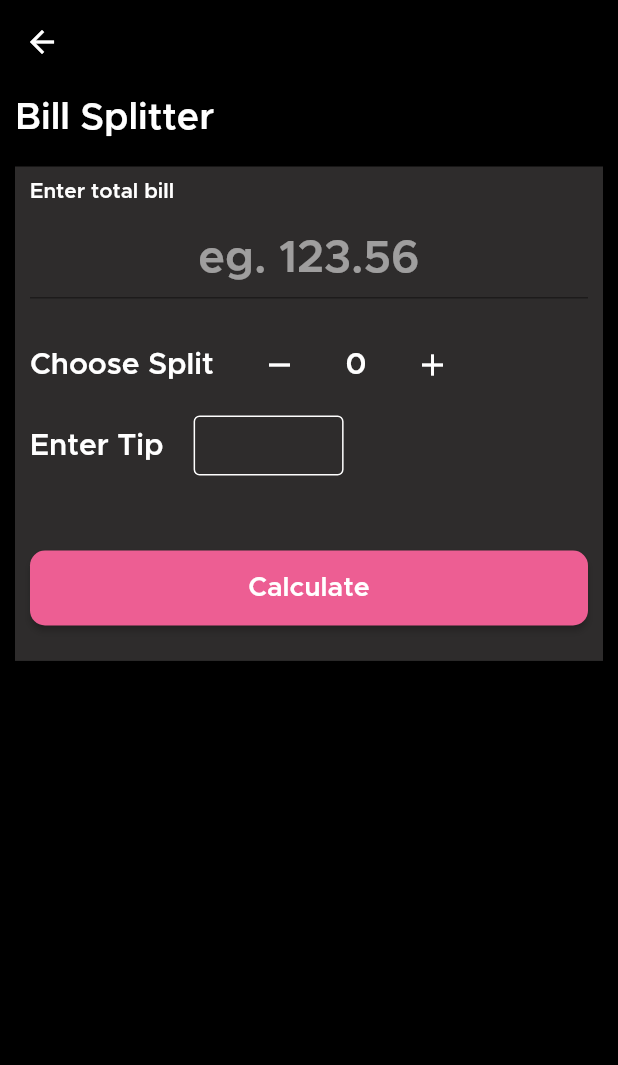
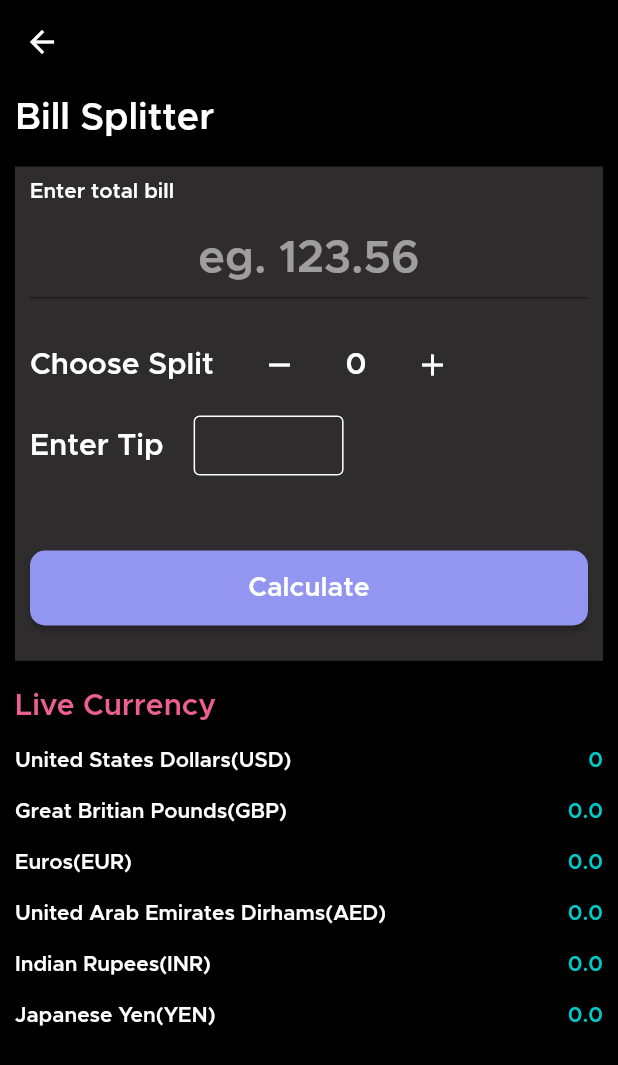
Before and after one commit to ameysunu/finmanager, a Flutter app: the Split screen opened directly, on a phone screen of 412 x 824 dp. Shown: the top 1065 px of the screen. Run offline on Flutter 3.47's test engine with Material 2 defaults, Android fonts, the phone set to English and light mode, and no system bars; our stand-ins replace firebase_auth, firebase_core, google_sign_in, hexcolor; accounts and stored records are empty.

Commit message:
ui changes

```diff
--- a/lib/pages/split.dart
+++ b/lib/pages/split.dart
@@ -1,5 +1,3 @@
-import 'dart:ffi';
-
 import 'package:flutter/material.dart';
 import 'package:hexcolor/hexcolor.dart';
 
@@ -8,6 +6,11 @@ final tipController = TextEditingController();
 
 int calc = 0;
 int counter = 0;
+double gbp = 0;
+double inr = 0;
+double eur = 0;
+double aed = 0;
+double yen = 0;
 
 class Split extends StatefulWidget {
   @override
@@ -19,6 +22,16 @@ class _SplitState extends State<Split> {
     setState(() => calc);
     var bill = double.parse(billController.text);
     calc = bill ~/ counter;
+  }
+
+  void currChange() {
+    setState(() {
+      gbp = calc * 0.77;
+      inr = calc * 73.44;
+      eur = calc * 0.85;
+      aed = calc * 3.67;
+      yen = calc * 105.39;
+    });
   }
 
   void increment() {
@@ -186,7 +199,7 @@ class _SplitState extends State<Split> {
                         Padding(
                           padding: const EdgeInsets.fromLTRB(10.0, 50, 10, 10),
                           child: RaisedButton(
-                            color: HexColor('#ED5E93'),
+                            color: HexColor('#9296F0'),
                             child: Container(
                               height: 50,
                               child: Row(
@@ -207,12 +220,137 @@ class _SplitState extends State<Split> {
                             ),
                             onPressed: () {
                               billCalc();
+                              currChange();
                               _popup(context);
                             },
                           ),
                         ),
                       ],
                     ),
+                  ),
+                ),
+                Padding(
+                  padding: const EdgeInsets.all(10.0),
+                  child: Text(
+                    "Live Currency",
+                    style: TextStyle(
+                        color: HexColor('#ED5E93'),
+                        fontFamily: 'Metropolis',
+                        fontSize: 20),
+                  ),
+                ),
+                Padding(
+                  padding: const EdgeInsets.all(10.0),
+                  child: Row(
+                    mainAxisAlignment: MainAxisAlignment.spaceBetween,
+                    children: [
+                      Text(
+                        "United States Dollars(USD)",
+                        style: TextStyle(
+                            color: Colors.white, fontFamily: 'Metropolis'),
+                      ),
+                      Text(
+                        calc.toString(),
+                        style: TextStyle(
+                            color: HexColor('#00C9C8'),
+                            fontFamily: 'Metropolis'),
+                      )
+                    ],
+                  ),
+                ),
+                Padding(
+                  padding: const EdgeInsets.all(10.0),
+                  child: Row(
+                    mainAxisAlignment: MainAxisAlignment.spaceBetween,
+                    children: [
+                      Text(
+                        "Great Britian Pounds(GBP)",
+                        style: TextStyle(
+                            color: Colors.white, fontFamily: 'Metropolis'),
+                      ),
+                      Text(
+                        gbp.toString(),
+                        style: TextStyle(
+                            color: HexColor('#00C9C8'),
+                            fontFamily: 'Metropolis'),
+                      )
+                    ],
+                  ),
+                ),
+                Padding(
+                  padding: const EdgeInsets.all(10.0),
+                  child: Row(
+                    mainAxisAlignment: MainAxisAlignment.spaceBetween,
+                    children: [
+                      Text(
+                        "Euros(EUR)",
+                        style: TextStyle(
+                            color: Colors.white, fontFamily: 'Metropolis'),
+                      ),
+                      Text(
+                        eur.toString(),
+                        style: TextStyle(
+                            color: HexColor('#00C9C8'),
+                            fontFamily: 'Metropolis'),
+                      )
+                    ],
+                  ),
+                ),
+                Padding(
+                  padding: const EdgeInsets.all(10.0),
+                  child: Row(
+                    mainAxisAlignment: MainAxisAlignment.spaceBetween,
+                    children: [
+                      Text(
+                        "United Arab Emirates Dirhams(AED)",
+                        style: TextStyle(
+                            color: Colors.white, fontFamily: 'Metropolis'),
+                      ),
+                      Text(
+                        aed.toString(),
+                        style: TextStyle(
+                            color: HexColor('#00C9C8'),
+                            fontFamily: 'Metropolis'),
+                      )
+                    ],
+                  ),
+                ),
+                Padding(
+                  padding: const EdgeInsets.all(10.0),
+                  child: Row(
+                    mainAxisAlignment: MainAxisAlignment.spaceBetween,
+                    children: [
+                      Text(
+                        "Indian Rupees(INR)",
+                        style: TextStyle(
+                            color: Colors.white, fontFamily: 'Metropolis'),
+                      ),
+                      Text(
+                        inr.toString(),
+                        style: TextStyle(
+                            color: HexColor('#00C9C8'),
+                            fontFamily: 'Metropolis'),
+                      )
+                    ],
+                  ),
+                ),
+                Padding(
+                  padding: const EdgeInsets.all(10.0),
+                  child: Row(
+                    mainAxisAlignment: MainAxisAlignment.spaceBetween,
+                    children: [
+                      Text(
+                        "Japanese Yen(YEN)",
+                        style: TextStyle(
+                            color: Colors.white, fontFamily: 'Metropolis'),
+                      ),
+                      Text(
+                        gbp.toString(),
+                        style: TextStyle(
+                            color: HexColor('#00C9C8'),
+                            fontFamily: 'Metropolis'),
+                      )
+                    ],
                   ),
                 ),
               ],
```
